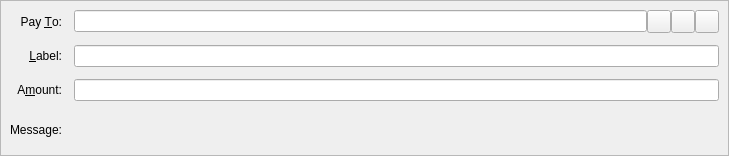
First picture: the form in src/qt/forms/sendcoinsentry.ui, repository noodlespan/helix, before the edit.
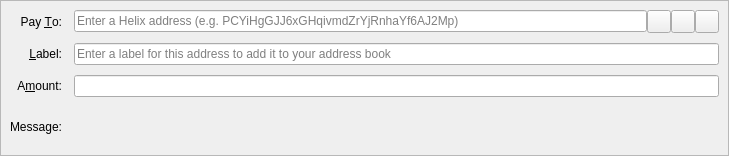
Second picture: the form after the edit. Icons and pictures are not drawn. Custom widgets are drawn as their Qt base class.

The edit to the form file:
```diff
--- a/src/qt/forms/sendcoinsentry.ui
+++ b/src/qt/forms/sendcoinsentry.ui
@@ -27,9 +27,12 @@
     <enum>QFrame::Sunken</enum>
    </property>
    <layout class="QGridLayout" name="gridLayout">
-    <property name="spacing">
+    <property name="horizontalSpacing">
      <number>12</number>
     </property>
+    <property name="verticalSpacing">
+     <number>10</number>
+    </property>
     <item row="0" column="0">
      <widget class="QLabel" name="payToLabel">
       <property name="text">
@@ -53,6 +56,12 @@
         <property name="toolTip">
          <string>The Helix address to send the payment to</string>
         </property>
+        <property name="inputMask">
+         <string/>
+        </property>
+        <property name="placeholderText">
+         <string>Enter a Helix address (e.g. PCYiHgGJJ6xGHqivmdZrYjRnhaYf6AJ2Mp)</string>
+        </property>
        </widget>
       </item>
       <item>
@@ -123,6 +132,12 @@
       <property name="toolTip">
        <string>Enter a label for this address to add it to the list of used addresses</string>
       </property>
+      <property name="inputMask">
+       <string/>
+      </property>
+      <property name="placeholderText">
+       <string>Enter a label for this address to add it to your address book</string>
+      </property>
      </widget>
     </item>
     <item row="2" column="0">
```
Left out of the diff: 7 changed lines with no effect on the pictures.
